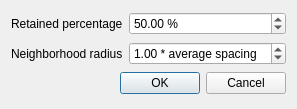
Old version of the form Polyhedron/demo/Polyhedron/Plugins/Point_set/Point_set_wlop_plugin.ui in the repository CGAL/cgal.
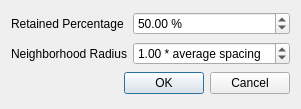
New version of the form.

```diff
--- a/Polyhedron/demo/Polyhedron/Plugins/Point_set/Point_set_wlop_plugin.ui
+++ b/Polyhedron/demo/Polyhedron/Plugins/Point_set/Point_set_wlop_plugin.ui
@@ -17,7 +17,7 @@
    <item row="0" column="0">
     <widget class="QLabel" name="label_2">
      <property name="text">
-      <string>Retained percentage</string>
+      <string>Retained Percentage</string>
      </property>
     </widget>
    </item>
@@ -46,7 +46,7 @@
    <item row="1" column="0">
     <widget class="QLabel" name="label_3">
      <property name="text">
-      <string>Neighborhood radius</string>
+      <string>Neighborhood Radius</string>
      </property>
     </widget>
    </item>
```
Left out of the diff: 2 changed lines with no effect on the pictures.
